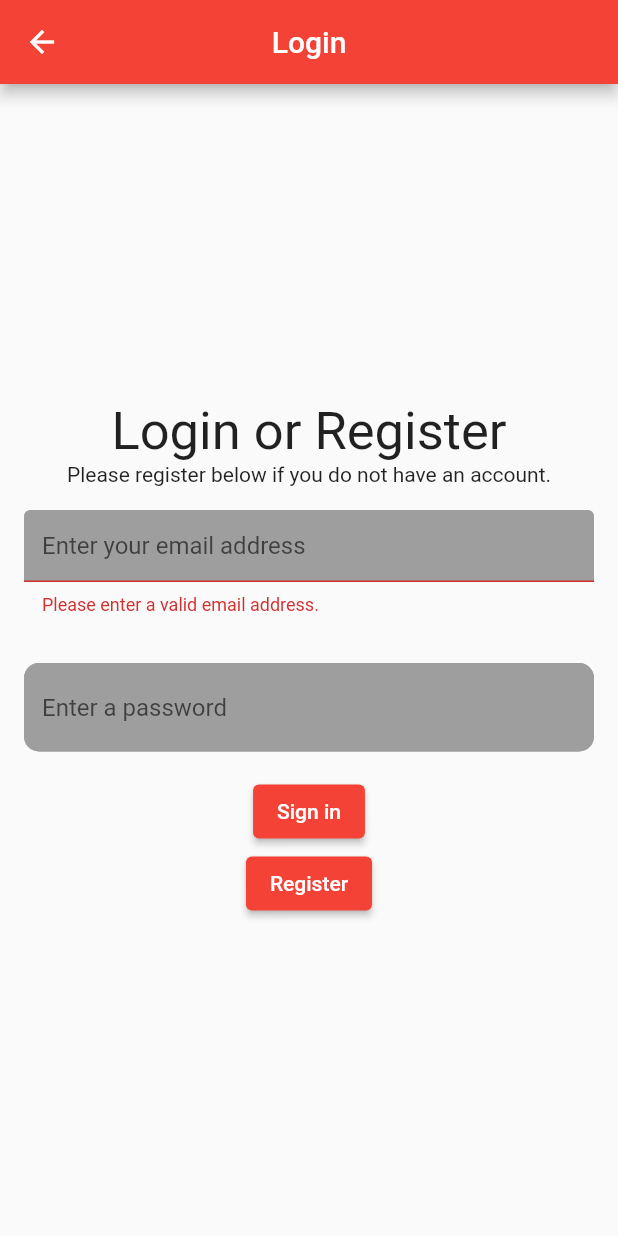
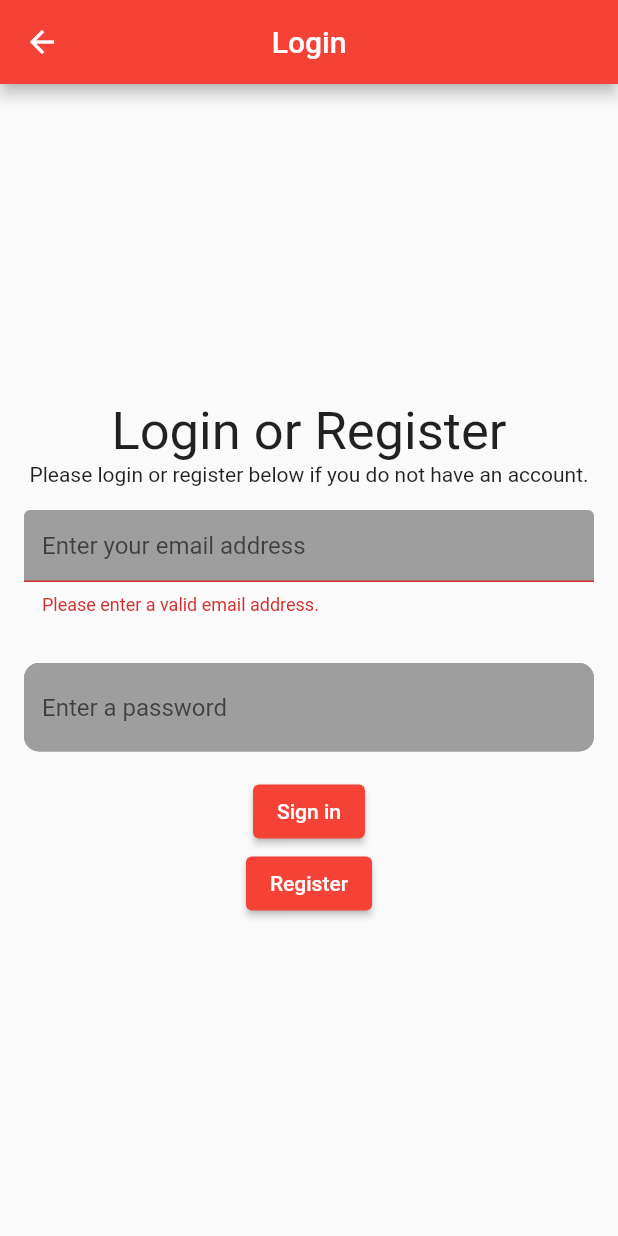
Before and after one commit to khandy7/MovieNight, a Flutter app: the MyLoginPage screen opened directly, after a tap on "Sign in", after a tap on the "logout" icon, after a tap on "Register", on a phone screen of 412 x 824 dp. Run offline on Flutter 3.47's test engine with Material 2 defaults, Android fonts, the phone set to English and light mode, and no system bars; our stand-ins replace firebase_auth, firebase_core, shared_preferences; accounts and stored records are empty; network calls fail.

```diff
--- a/lib/login.dart
+++ b/lib/login.dart
@@ -2,7 +2,30 @@ import 'package:flutter/material.dart';
 import 'package:firebase_auth/firebase_auth.dart';
 import 'package:movie_helper/navbar.dart';
 
-
+String getError(String e) {
+  String x = '';
+  switch(e) {
+    case 'weak-password':
+      x = "The password provided is too weak.";
+      break;
+    case 'email-already-in-use':
+      x = "That email address is already in use.";
+      break;
+    case 'wrong-password':
+      x = 'Password is incorrect, please try again.';
+      break;
+    case 'too-many-requests':
+      x = "Too many sign in attempts, please wait and try again.";
+      break;
+    case 'operation-not-allowed':
+      x = "You did something wrong, idk try again.";
+      break;
+    default:
+      x = "Something went wrong, try again.";
+      break;
+  }
+  return x;
+}
 
 //BEGINNING OF LOGIN PAGE WIDGET
 class MyLoginPage extends StatefulWidget {
@@ -43,6 +66,7 @@ class _MyLoginState extends State<MyLoginPage> {
     });
   }
 
+
   @override
   Widget build(BuildContext context) {
     TextStyle defaultStyle = TextStyle(color: Colors.grey, fontSize: 20.0);
@@ -58,7 +82,7 @@ class _MyLoginState extends State<MyLoginPage> {
                   mainAxisAlignment: MainAxisAlignment.center,
                   children: [
                     Text("Login or Register", style: TextStyle(fontSize: 35)),
-                    Text("Please register below if you do not have an account."),
+                    Text("Please login or register below if you do not have an account."),
                     //Displays form for email address
                     emailForm(_emailKey, emailController),
                     //Displays form for password
@@ -72,17 +96,22 @@ class _MyLoginState extends State<MyLoginPage> {
                         if (_emailKey.currentState.validate() && _passKey.currentState.validate()) {
                           String email = emailController.text;
                           String pass = passwordController.text;
-                          auth.createUserWithEmailAndPassword(email: email, password: pass);
+                          try {
+                            await auth.createUserWithEmailAndPassword(email: email, password: pass);
+                          } on FirebaseException catch(e) {
+                            String x = getError(e.code);
+                            ScaffoldMessenger.of(context).showSnackBar(SnackBar(content: Text(x), duration: Duration(days: 1), backgroundColor: Colors.red));
+                            print(e.message);
+                          }
                           FirebaseAuth.instance
                               .authStateChanges()
                               .listen((User user) {
                             if (user == null) {
-                              print('User is currently signed out!');
                             } else {
-                              print('User is signed in!');
+                              ScaffoldMessenger.of(context).hideCurrentSnackBar();
+                              Navigator.of(context).pushReplacement(MaterialPageRoute(builder: (context) => MyNavBar()));
                             }
                           });
-                          Navigator.of(context).pushReplacement(MaterialPageRoute(builder: (context) => MyNavBar()));
                         }
                       },
                       child: Text(
@@ -126,7 +155,7 @@ Widget emailForm(Key _emailKey, TextEditingController emailController) => Paddin
         ),),
       controller: emailController,
       validator: (value) {
-        if (value.isEmpty) {
+        if (value.isEmpty || !value.contains('@') ) {
           return 'Please enter a valid email address.';
         }
         return null;
@@ -158,8 +187,8 @@ Widget passForm(Key _passKey, TextEditingController passwordController) => Paddi
         ),),
       controller: passwordController,
       validator: (value) {
-        if (value.isEmpty) {
-          return 'Please enter a valid password.';
+        if (value.isEmpty || value.length < 7) {
+          return 'Please enter a valid password, must be at least 7 characters long.';
         }
         return null;
       },
@@ -172,17 +201,23 @@ Widget passForm(Key _passKey, TextEditingController passwordController) => Paddi
 //Button for signing in
 Widget signInButton(BuildContext context, TextEditingController emailController, TextEditingController passwordController, FirebaseAuth auth) => ElevatedButton(
       onPressed: () async {
-        auth.signInWithEmailAndPassword(email: emailController.text, password: passwordController.text);
+        try {
+          await auth.signInWithEmailAndPassword(email: emailController.text, password: passwordController.text);
+        } on FirebaseAuthException catch(e) {
+          String x = getError(e.code);
+          ScaffoldMessenger.of(context).showSnackBar(SnackBar(content: Text(x), duration: Duration(days: 1), backgroundColor: Colors.red));
+          print(e.message);
+        }
+
         FirebaseAuth.instance
             .authStateChanges()
             .listen((User user) {
           if (user == null) {
-            print('User is currently signed out!');
           } else {
-            print('User is signed in!');
+            ScaffoldMessenger.of(context).hideCurrentSnackBar();
+            Navigator.of(context).pushReplacement(MaterialPageRoute(builder: (context) => MyNavBar()));
           }
         });
-        Navigator.of(context).pushReplacement(MaterialPageRoute(builder: (context) => MyNavBar()));
       },
       child: Text(
         "Sign in",
--- a/lib/navbar.dart
+++ b/lib/navbar.dart
@@ -7,6 +7,7 @@ import 'package:movie_helper/friends.dart';
 import 'package:movie_helper/login.dart';
 import 'package:movie_helper/home.dart';
 import 'package:movie_helper/movies.dart';
+import 'package:movie_helper/profile.dart';
 
 class MyNavBar extends StatefulWidget {
 
@@ -53,21 +54,22 @@ class _MyNavBarState extends State<MyNavBar> {
         appBar: AppBar(
           centerTitle: true,
           title: (_selectedIndex == 0) ? Text("Home") : (_selectedIndex == 1) ? Text('Movies') :(_selectedIndex == 2) ? Text('Friends') : Text("Movie Night"),
+          leading: IconButton(
+            icon: Icon(Icons.logout, size: 40, color: Colors.white),
+            onPressed: () {
+              auth.signOut();
+              Navigator.of(context).pushReplacement(MaterialPageRoute(builder: (context) => MyLoginPage()));
+            },
+            padding: EdgeInsets.all(1.0),
+          ),
           actions: [
             IconButton(
               icon: Icon(Icons.account_circle, size: 40, color: Colors.white),
-              onPressed: null,
-              padding: EdgeInsets.all(1.0),
-            ),
-            IconButton(
-              icon: Icon(Icons.logout, size: 40, color: Colors.white),
               onPressed: () {
-                auth.signOut();
-                Navigator.of(context).pushReplacement(MaterialPageRoute(builder: (context) => MyLoginPage()));
+                Navigator.of(context).pushReplacement(MaterialPageRoute(builder: (context) => MyProfile()));
               },
               padding: EdgeInsets.all(1.0),
             ),
-
           ],
         ),
         body: Center(
```
Also changed, not shown: lib/profile.dart (added, +64 -0 lines), 4 other files.
